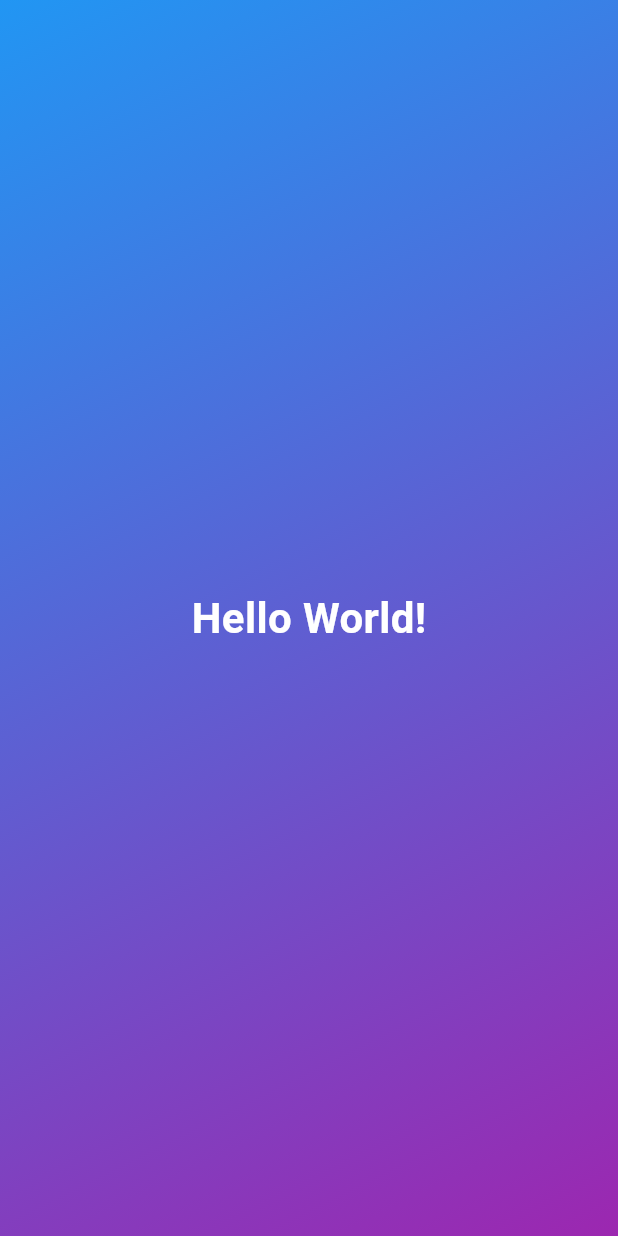
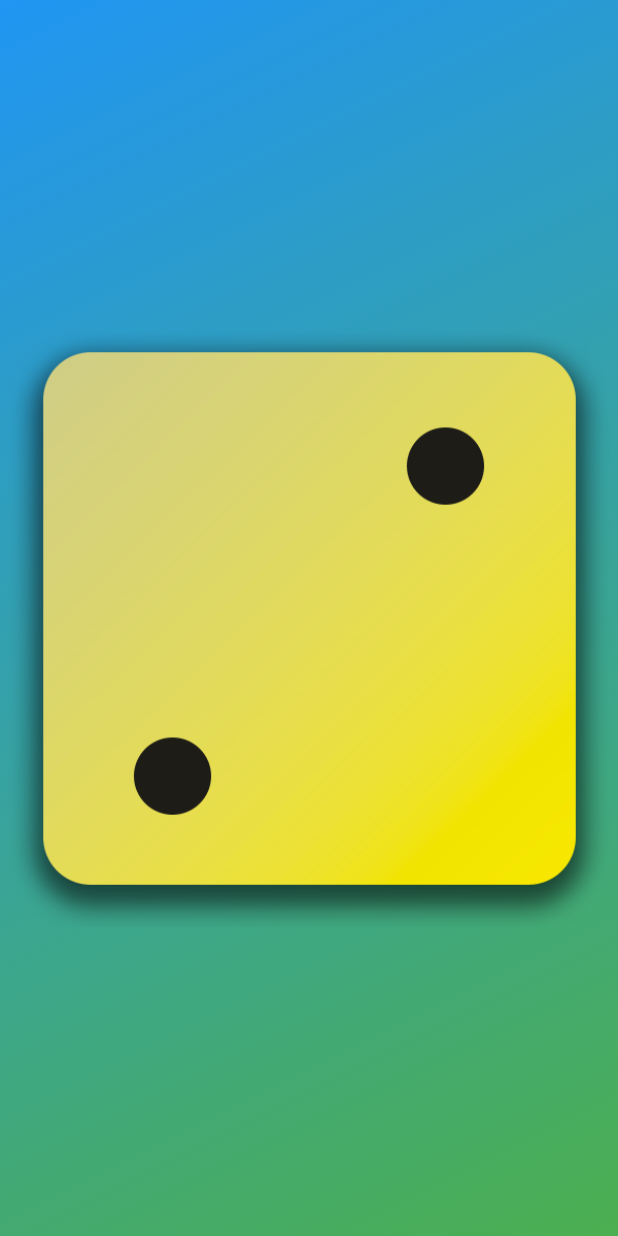
Before and after one commit to Juantrevi/flutter_app, a Flutter app: the screen it shows after launch, on a phone screen of 412 x 824 dp. Run offline on Flutter 3.47's test engine with Material 3 defaults, Android fonts, the phone set to English and light mode, and no system bars.

Commit message:
-- pngs --

```diff
--- a/lib/gradient_container.dart
+++ b/lib/gradient_container.dart
@@ -1,14 +1,15 @@
-import 'package:first_app/style_text.dart';
 import 'package:flutter/material.dart';
 
   const startAlignment = Alignment.topLeft;
   const endAlignment = Alignment.bottomRight;
 
+
 class GradientContainer extends StatelessWidget {
 
-   const GradientContainer({super.key, required this.colors});
+   const GradientContainer(this.startColor, this.endColor, {super.key});
 
-   final List<Color> colors;
+   final Color startColor;
+   final Color endColor;
 
   @override
   Widget build(BuildContext context) {
@@ -16,27 +17,28 @@ class GradientContainer extends StatelessWidget {
     return Container(
       decoration: BoxDecoration(
         gradient: LinearGradient(
-          colors: colors,
+          colors: [
+            startColor,
+            endColor,
+          ],
           begin: startAlignment,
           end: endAlignment,
         ),
       ),
-      child: const Center(
-        child: StyleText('Hello World!'),
+      child: Center(
+        child: Image.asset('assets/images/dice-2.png'),
       ),
     );
 
   }
 }
 
-//--another way to do it--
-
+// --another way to do it--
 // class GradientContainer extends StatelessWidget {
 
-//    const GradientContainer(this.startColor, this.endColor, {super.key});
+//    const GradientContainer({super.key, required this.colors});
 
-//    final Color startColor;
-//    final Color endColor;
+//    final List<Color> colors;
 
 //   @override
 //   Widget build(BuildContext context) {
@@ -44,10 +46,7 @@ class GradientContainer extends StatelessWidget {
 //     return Container(
 //       decoration: BoxDecoration(
 //         gradient: LinearGradient(
-//           colors: [
-//             startColor,
-//             endColor,
-//           ],
+//           colors: colors,
 //           begin: startAlignment,
 //           end: endAlignment,
 //         ),
--- a/lib/main.dart
+++ b/lib/main.dart
@@ -5,8 +5,7 @@ void main() {
   runApp(
     const MaterialApp(
       home: Scaffold(
-        body: GradientContainer(
-          colors: [Colors.blue, Colors.purple],),
+        body: GradientContainer(Colors.blue, Colors.green),
       ),
     ),
   );
```
Also changed, not shown: pubspec.yaml (+8 -3 lines), assets/images/dice-1.png (added), assets/images/dice-2.png (added), assets/images/dice-3.png (added), assets/images/dice-4.png (added), assets/images/dice-5.png (added), assets/images/dice-6.png (added), 1 other file.
